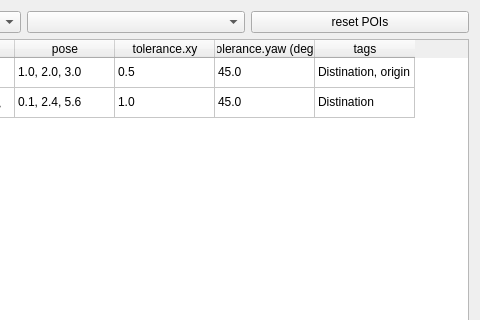
Old version of the form mapoi_rviz_plugins/src/ui/poi_editor.ui in the repository shimz-robotics/mapoi; both pictures show x 208 to 688 and y 0 to 320 of the 688 by 478 pixel window.
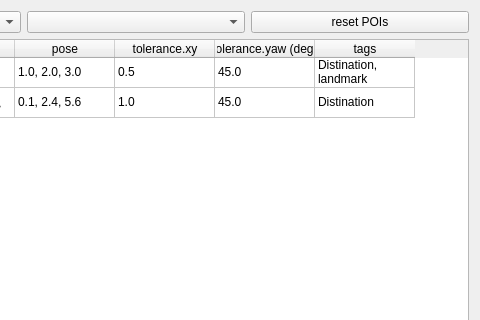
New version of the form.

Commit message: feat!: system tag origin を削除 (#89 段階 0) (#141)

Diff of the .ui file:
```diff
--- a/mapoi_rviz_plugins/src/ui/poi_editor.ui
+++ b/mapoi_rviz_plugins/src/ui/poi_editor.ui
@@ -131,7 +131,7 @@
      </item>
      <item row="0" column="5">
       <property name="text">
-       <string>Distination, origin</string>
+       <string>Distination, landmark</string>
       </property>
      </item>
      <item row="1" column="0">
```
The commit also changes 7 other files.
